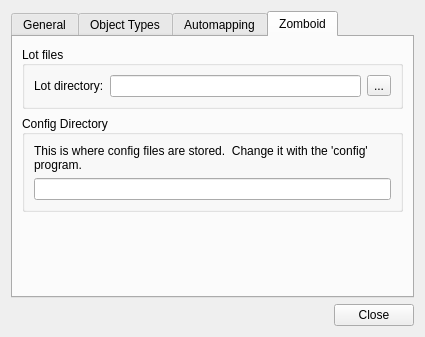
First picture: the form in src/tiled/preferencesdialog.ui, repository timbaker/tiled, before the edit.
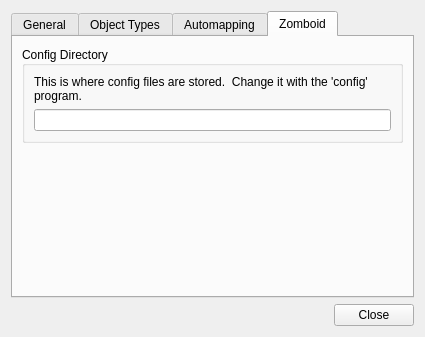
Second picture: the form after the edit. The open tabs and pages were chosen to show the change. Icons and pictures are not drawn. Custom widgets are drawn as their Qt base class.

Commit message: Removed the 'Lot directory:' entry from the Preferences.

```diff
--- a/src/tiled/preferencesdialog.ui
+++ b/src/tiled/preferencesdialog.ui
@@ -308,56 +308,8 @@
       <attribute name="title">
        <string>Zomboid</string>
       </attribute>
-      <layout class="QGridLayout" name="gridLayout_5">
-       <item row="0" column="0">
-        <widget class="QGroupBox" name="groupBox_4">
-         <property name="sizePolicy">
-          <sizepolicy hsizetype="Preferred" vsizetype="Preferred">
-           <horstretch>0</horstretch>
-           <verstretch>0</verstretch>
-          </sizepolicy>
-         </property>
-         <property name="title">
-          <string>Lot files</string>
-         </property>
-         <property name="alignment">
-          <set>Qt::AlignLeading|Qt::AlignLeft|Qt::AlignVCenter</set>
-         </property>
-         <layout class="QGridLayout" name="gridLayout_3">
-          <item row="0" column="0">
-           <widget class="QLabel" name="lotDirLabel">
-            <property name="text">
-             <string>Lot directory:</string>
-            </property>
-           </widget>
-          </item>
-          <item row="0" column="1">
-           <widget class="QLineEdit" name="lotDirectory">
-            <property name="sizePolicy">
-             <sizepolicy hsizetype="Expanding" vsizetype="Preferred">
-              <horstretch>0</horstretch>
-              <verstretch>0</verstretch>
-             </sizepolicy>
-            </property>
-           </widget>
-          </item>
-          <item row="0" column="2">
-           <widget class="QToolButton" name="lotBrowseButton">
-            <property name="sizePolicy">
-             <sizepolicy hsizetype="Minimum" vsizetype="Fixed">
-              <horstretch>0</horstretch>
-              <verstretch>0</verstretch>
-             </sizepolicy>
-            </property>
-            <property name="text">
-             <string>...</string>
-            </property>
-           </widget>
-          </item>
-         </layout>
-        </widget>
-       </item>
-       <item row="1" column="0">
+      <layout class="QVBoxLayout" name="verticalLayout_7">
+       <item>
         <widget class="QGroupBox" name="configBox">
          <property name="sizePolicy">
           <sizepolicy hsizetype="Preferred" vsizetype="Preferred">
@@ -402,7 +354,7 @@
          </layout>
         </widget>
        </item>
-       <item row="2" column="0">
+       <item>
         <spacer name="verticalSpacer_2">
          <property name="orientation">
           <enum>Qt::Vertical</enum>
```
The commit also changes 2 other files.
